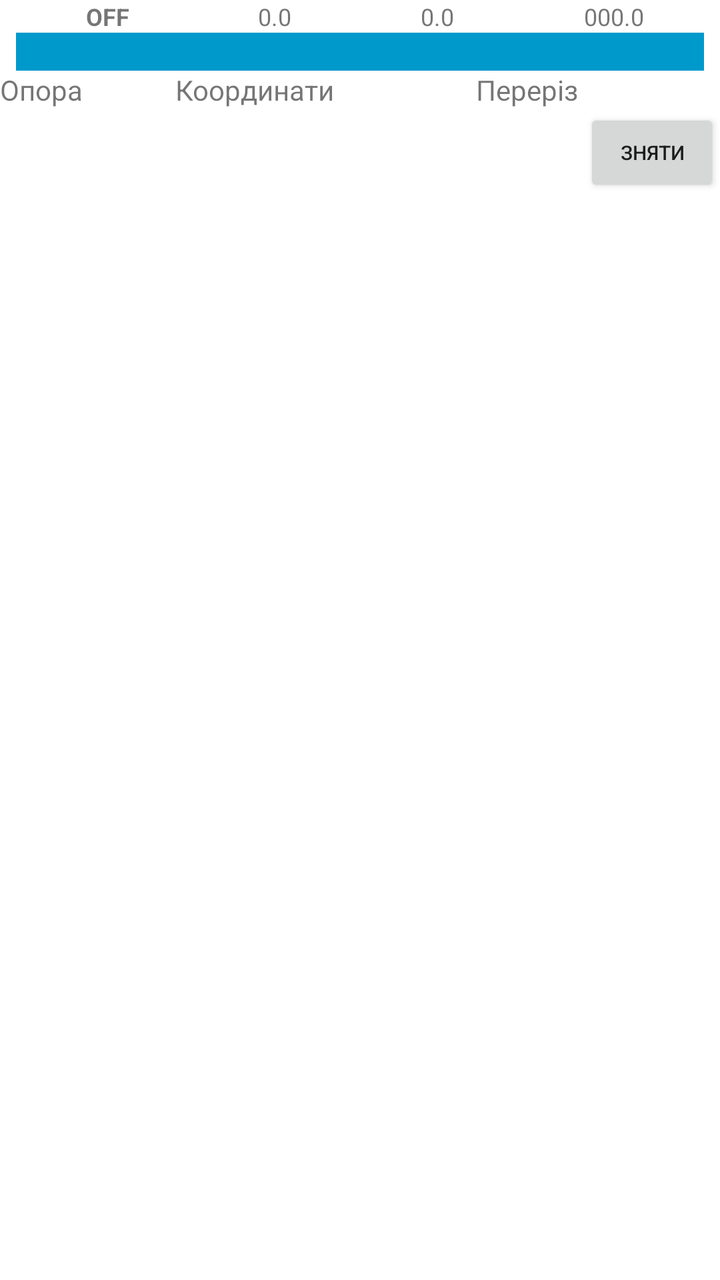
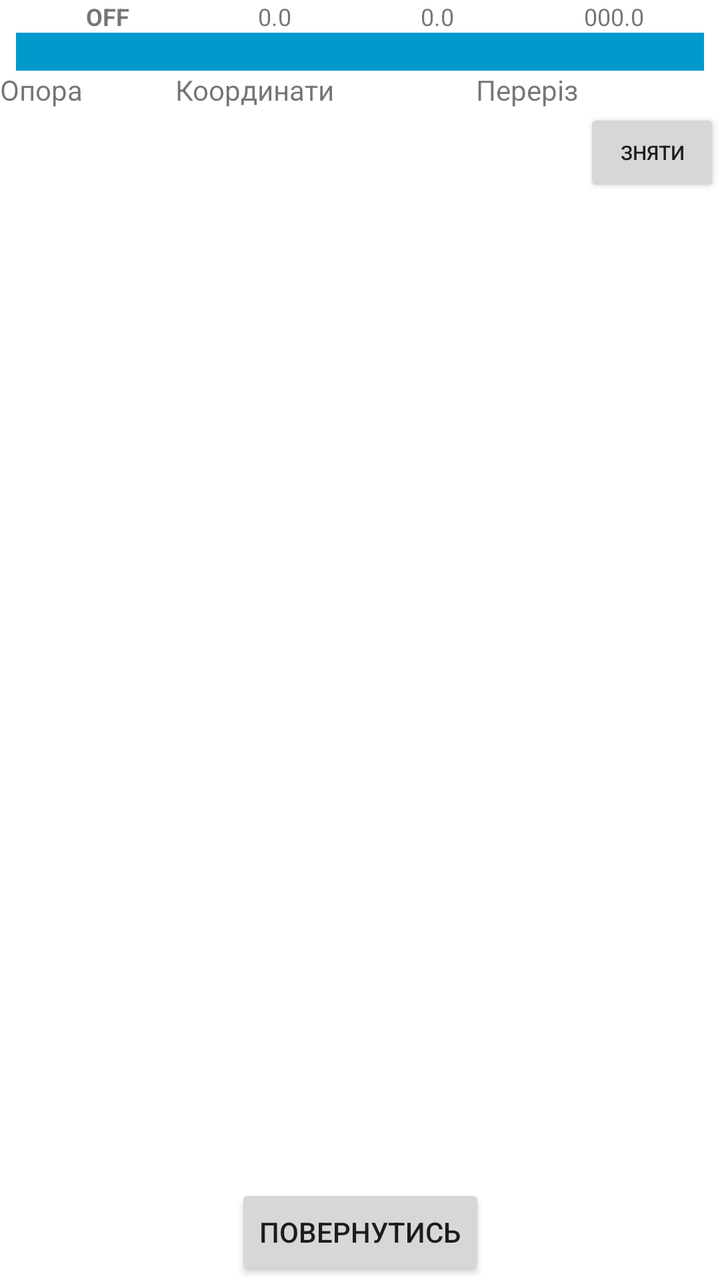

The first picture is an Android layout as it rendered before a commit; the second is the same layout after the commit. The layout source and the unified diff follow.
<!-- AndroidManifest.xml: application theme Theme.POEGPS -->
<!-- res/layout/fragment_tp_editor.xml -->
<?xml version="1.0" encoding="utf-8"?>
<androidx.constraintlayout.widget.ConstraintLayout
    xmlns:android="http://schemas.android.com/apk/res/android"
    xmlns:app="http://schemas.android.com/apk/res-auto"
    xmlns:tools="http://schemas.android.com/tools"
    android:layout_width="match_parent"
    android:layout_height="match_parent"
    tools:layout_editor_absoluteY="25dp">

    <include
        android:id="@+id/include"
        layout="@layout/include_gps"
        android:layout_width="0dp"
        android:layout_height="wrap_content"
        android:layout_marginBottom="4dp"
        android:layout_marginEnd="8dp"
        android:layout_marginStart="8dp"
        app:layout_constraintBottom_toTopOf="@+id/lineName"
        app:layout_constraintEnd_toEndOf="parent"
        app:layout_constraintStart_toStartOf="parent"
        app:layout_constraintTop_toTopOf="parent" />

    <TextView
        android:id="@+id/lineName"
        android:layout_width="0dp"
        android:layout_height="wrap_content"
        android:layout_marginBottom="18dp"
        android:layout_marginEnd="8dp"
        android:layout_marginStart="8dp"
        android:background="@android:color/holo_blue_dark"
        android:text=""
        android:textAlignment="center"
        app:layout_constraintEnd_toEndOf="parent"
        app:layout_constraintStart_toStartOf="parent"
        app:layout_constraintTop_toBottomOf="@+id/include" />

    <LinearLayout
        android:id="@+id/linearLayout2"
        android:layout_width="0dp"
        android:layout_height="wrap_content"
        android:orientation="horizontal"
        app:layout_constraintEnd_toEndOf="parent"
        app:layout_constraintHorizontal_bias="0.0"
        app:layout_constraintStart_toStartOf="parent"
        app:layout_constraintTop_toBottomOf="@+id/lineName">

        <TextView
            android:id="@+id/textView"
            android:layout_width="17dp"
            android:layout_height="wrap_content"
            android:layout_weight="1"
            android:text="Опора"
            android:textAlignment="center"
            tools:layout_editor_absoluteX="16dp"
            tools:layout_editor_absoluteY="39dp" />

        <TextView
            android:id="@+id/textView2"
            android:layout_width="wrap_content"
            android:layout_height="wrap_content"
            android:layout_weight="1"
            android:text="Координати"
            android:textAlignment="center"
            tools:layout_editor_absoluteX="106dp"
            tools:layout_editor_absoluteY="39dp" />

        <TextView
            android:id="@+id/textView3"
            android:layout_width="wrap_content"
            android:layout_height="wrap_content"
            android:layout_weight="1"
            android:text="Переріз"
            android:textAlignment="center"
            tools:layout_editor_absoluteX="250dp"
            tools:layout_editor_absoluteY="39dp" />
    </LinearLayout>

    <LinearLayout
        android:id="@+id/opr_item_ll"
        android:layout_width="match_parent"
        android:layout_height="wrap_content"
        android:paddingBottom="8dp"
        app:layout_constraintTop_toBottomOf="@id/linearLayout2"
        app:layout_constraintStart_toStartOf="parent"
        app:layout_constraintEnd_toEndOf="parent">

        <TextView
            android:id="@+id/opr"
            android:layout_width="10dp"
            android:layout_height="match_parent"
            android:layout_marginStart="10dp"
            android:layout_marginTop="4dp"
            android:layout_weight="1"
            android:clickable="true"
            android:foreground="#3233b5e5"
            android:maxLines="1"
            android:paddingTop="10dp"
            android:text=""
            android:textAlignment="center"
            android:textSize="11sp"
            android:textStyle="bold" />

        <LinearLayout
            android:id="@+id/textViews"
            android:layout_width="114dp"
            android:layout_height="40dp"
            android:layout_marginTop="4dp"
            android:layout_weight="1"
            android:longClickable="true"
            android:onClick="@null"
            android:orientation="vertical">

            <TextView
                android:id="@+id/lat"
                android:layout_width="match_parent"
                android:layout_height="20dp"
                android:layout_weight="1"
                android:foreground="#37ff8800"
                android:text=""
                android:textAlignment="center" />

            <TextView
                android:id="@+id/lng"
                android:layout_width="match_parent"
                android:layout_height="20dp"
                android:layout_weight="1"
                android:foreground="#37ff8800"
                android:text=""
                android:textAlignment="center" />

        </LinearLayout>

        <TextView
            android:id="@+id/wire"
            android:layout_width="15dp"
            android:layout_height="match_parent"
            android:layout_marginTop="4dp"
            android:layout_weight="1"
            android:foreground="#3799cc00"
            android:paddingTop="10dp"
            android:text=""
            android:textAlignment="center"
            android:textSize="11sp" />

        <Button
            android:id="@+id/take_coord"
            android:layout_width="20dp"
            android:layout_height="match_parent"
            android:layout_marginBottom="0dp"
            android:layout_marginRight="0dp"
            android:layout_marginTop="0dp"
            android:layout_weight="1"
            android:soundEffectsEnabled="true"
            android:text="@string/take"
            android:textSize="10sp" />

    </LinearLayout>


</androidx.constraintlayout.widget.ConstraintLayout>
<!-- res/layout/include_gps.xml (included above) -->
<?xml version="1.0" encoding="utf-8"?>
<LinearLayout xmlns:android="http://schemas.android.com/apk/res/android"
    xmlns:tools="http://schemas.android.com/tools"
    android:id="@+id/GPS_Layout"
    android:layout_width="match_parent"
    android:layout_height="match_parent"
    android:orientation="horizontal">

    <TextView
        android:id="@+id/GPS_Status"
        style="@style/gps_status_loc"
        android:text="@string/gps_status_off"
        android:textStyle="bold" />

    
    

    <TextView
        android:id="@+id/GPS_Latitude"
        style="@style/gps_status_loc"
        android:text="@string/gps_lat00" />

    <TextView
        android:id="@+id/GPS_Longitude"
        style="@style/gps_status_loc"
        android:text="@string/gps_lng00" />

    <TextView
        android:id="@+id/GPS_Accuracy"
        style="@style/gps_status_loc"
        android:text="@string/gps_accuracy" />
</LinearLayout>
<!-- resources referenced by this layout -->
<resources>
  <string name="gps_accuracy">000.0</string>
  <string name="gps_lat00">0.0</string>
  <string name="gps_lng00">0.0</string>
  <string name="gps_status_off">OFF</string>
  <string name="take">Зняти</string>
  <style name="gps_status_loc" parent="gps_status">
          <item name="android:gravity">center</item>
          <item name="android:layout_weight">1</item>
          <item name="android:paddingLeft">5dp</item>
      </style>
  <style name="Theme.POEGPS" parent="Theme.MaterialComponents.DayNight.DarkActionBar">
          
          <item name="colorPrimary">@color/purple_500</item>
          <item name="colorPrimaryVariant">@color/purple_700</item>
          <item name="colorOnPrimary">@color/white</item>
          
          <item name="colorSecondary">@color/teal_200</item>
          <item name="colorSecondaryVariant">@color/teal_700</item>
          <item name="colorOnSecondary">@color/black</item>
          
          <item name="android:statusBarColor">?attr/colorPrimaryVariant</item>
          
      </style>
  <style name="gps_status" parent="width_wrap_height_wrap">
          <item name="android:textSize">12sp</item>
      </style>
  <color name="purple_500">#FF6200EE</color>
  <color name="purple_700">#FF3700B3</color>
  <color name="white">#FFFFFFFF</color>
  <color name="teal_200">#FF03DAC5</color>
  <color name="teal_700">#FF018786</color>
  <color name="black">#FF000000</color>
  <style name="width_wrap_height_wrap">
          <item name="android:layout_width">wrap_content</item>
          <item name="android:layout_height">wrap_content</item>
      </style>
</resources>

<!-- the commit's change to res/layout/fragment_tp_editor.xml (unified diff, before → after) -->
@@ -15,13 +15,13 @@
         android:layout_marginBottom="4dp"
         android:layout_marginEnd="8dp"
         android:layout_marginStart="8dp"
-        app:layout_constraintBottom_toTopOf="@+id/lineName"
+        app:layout_constraintBottom_toTopOf="@+id/tpName"
         app:layout_constraintEnd_toEndOf="parent"
         app:layout_constraintStart_toStartOf="parent"
         app:layout_constraintTop_toTopOf="parent" />
 
     <TextView
-        android:id="@+id/lineName"
+        android:id="@+id/tpName"
         android:layout_width="0dp"
         android:layout_height="wrap_content"
         android:layout_marginBottom="18dp"
@@ -42,7 +42,7 @@
         app:layout_constraintEnd_toEndOf="parent"
         app:layout_constraintHorizontal_bias="0.0"
         app:layout_constraintStart_toStartOf="parent"
-        app:layout_constraintTop_toBottomOf="@+id/lineName">
+        app:layout_constraintTop_toBottomOf="@+id/tpName">
 
         <TextView
             android:id="@+id/textView"
@@ -155,6 +155,16 @@
             android:textSize="10sp" />
 
     </LinearLayout>
+
+    <Button
+        android:id="@+id/back_btn"
+        android:layout_width="wrap_content"
+        android:layout_height="wrap_content"
+        android:text="Повернутись"
+        app:layout_constraintBottom_toBottomOf="parent"
+        app:layout_constraintEnd_toEndOf="parent"
+        app:layout_constraintStart_toStartOf="parent"
+        />
 
 
 </androidx.constraintlayout.widget.ConstraintLayout>
